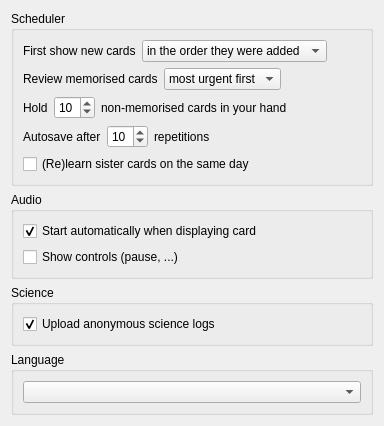
Old version of the form mnemosyne/mnemosyne/pyqt_ui/configuration_wdgt_main.ui in the repository mnemosyne-proj/mnemosyne.
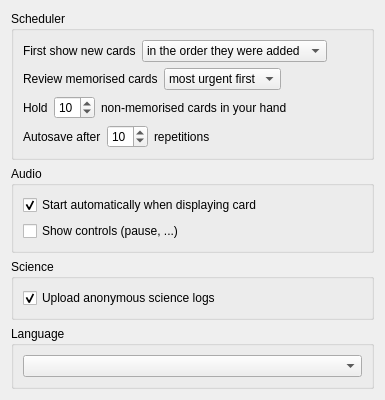
New version of the form.

Commit message: Remove 'relearn sister cards on the same day'

Patch:
```diff
--- a/mnemosyne/mnemosyne/pyqt_ui/configuration_wdgt_main.ui
+++ b/mnemosyne/mnemosyne/pyqt_ui/configuration_wdgt_main.ui
@@ -6,8 +6,8 @@
    <rect>
     <x>0</x>
     <y>0</y>
-    <width>384</width>
-    <height>400</height>
+    <width>385</width>
+    <height>393</height>
    </rect>
   </property>
   <property name="windowTitle">
@@ -183,13 +183,6 @@
           </item>
          </layout>
         </item>
-        <item>
-         <widget class="QCheckBox" name="memorise_sister_cards_on_same_day">
-          <property name="text">
-           <string>(Re)learn sister cards on the same day</string>
-          </property>
-         </widget>
-        </item>
        </layout>
       </widget>
      </item>
```
The commit also changes 9 other files.
